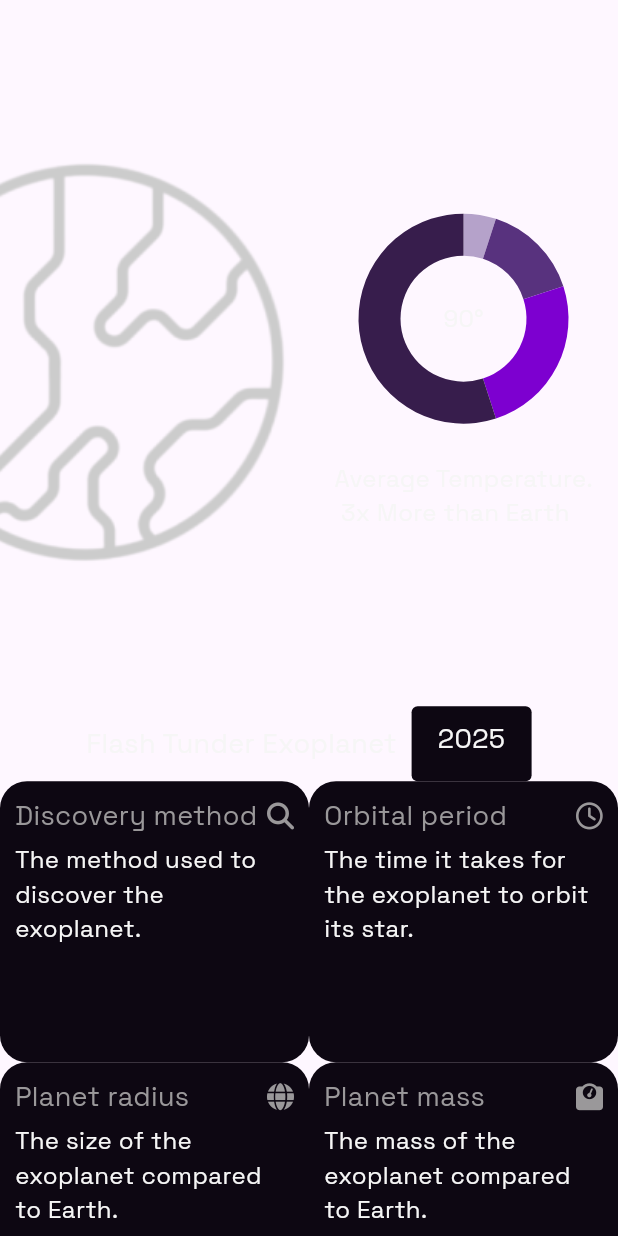
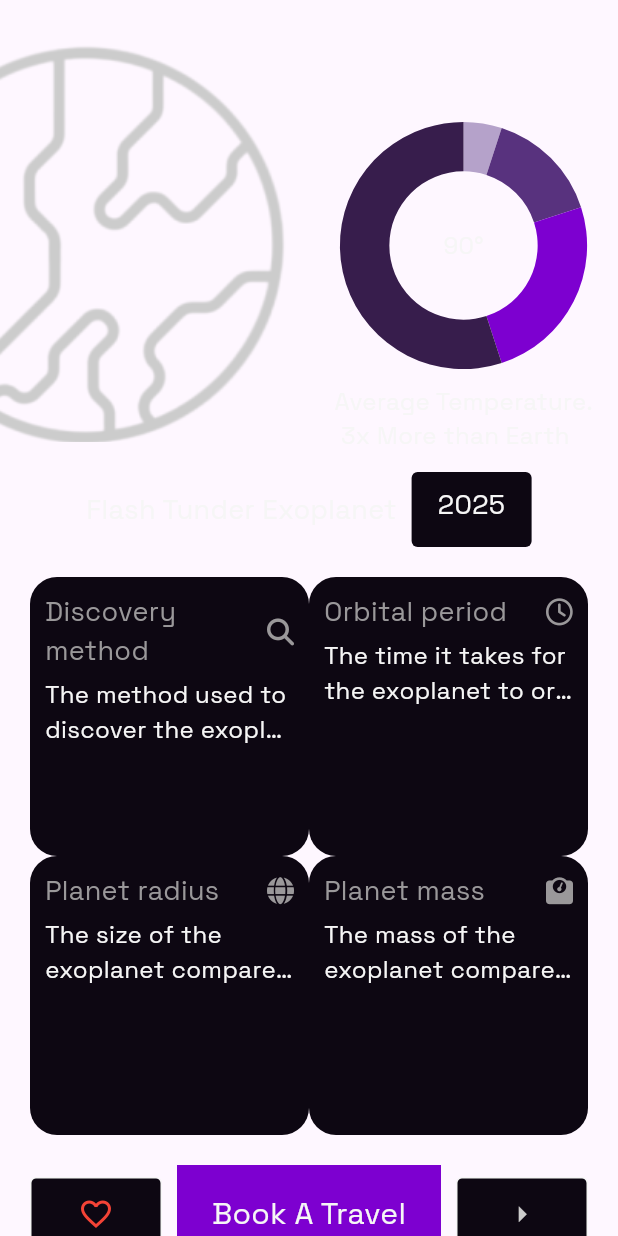
Before and after one commit to Paz1Ws/ExoView, a Flutter app: the ExoplanetDetails widget shown alone on an empty page, opened directly, on a phone screen of 412 x 824 dp. Run offline on Flutter 3.47's test engine with Material 3 defaults, Android fonts, the phone set to English and light mode, and no system bars; our stand-ins replace animate_do, animated_text_kit, dots_indicator, font_awesome_flutter, google_fonts, lottie and 1 more; missing offline and left inert: glowy_borders, model_viewer_plus.

Commit message:
✨ Exoplanets Details Screen Made

```diff
--- a/lib/main.dart
+++ b/lib/main.dart
@@ -1,10 +1,8 @@
 import 'package:flutter/material.dart';
-
 import 'presentation/screens/onboarding/splash_screen.dart';
 
 void main() {
   WidgetsFlutterBinding.ensureInitialized();
-
   runApp(const MyApp());
 }
 
--- a/lib/presentation/screens/home/screens/exoplanet/screens/exoplanet_details.dart
+++ b/lib/presentation/screens/home/screens/exoplanet/screens/exoplanet_details.dart
@@ -1,7 +1,5 @@
 import 'package:flutter/material.dart';
-import 'package:font_awesome_flutter/font_awesome_flutter.dart';
 import 'package:myapp/config/theme/theme.dart';
-import 'package:myapp/data/data.dart';
 import 'package:myapp/presentation/widgets/widgets.dart';
 
 import 'package:syncfusion_flutter_charts/charts.dart';
@@ -33,9 +31,10 @@ class ExoplanetDetails extends StatelessWidget {
     final size = MediaQuery.sizeOf(context);
     return SingleChildScrollView(
       child: Column(
-        crossAxisAlignment: CrossAxisAlignment.start,
-        mainAxisAlignment: MainAxisAlignment.spaceEvenly,
         children: [
+          const SizedBox(
+            height: 20,
+          ),
           Row(
             crossAxisAlignment: CrossAxisAlignment.center,
             children: [
@@ -52,9 +51,9 @@ class ExoplanetDetails extends StatelessWidget {
                         child: FittedBox(
                           child: Image.asset(
                             (defaultPlanets..shuffle()).first,
-                            width: size.width / 3,
-                            height: size.height / 3.5,
-                            fit: BoxFit.fitWidth,
+                            width: size.width / 2,
+                            height: size.height / 4,
+                            fit: BoxFit.cover,
                             color: AppColors.lightGray,
                           ),
                         ),
@@ -63,7 +62,8 @@ class ExoplanetDetails extends StatelessWidget {
               Expanded(
                 flex: 1,
                 child: Padding(
-                  padding: EdgeInsets.only(right: size.width / 6),
+                  padding: EdgeInsets.only(
+                      right: size.width / 6, top: size.height / 12),
                   child: FittedBox(
                     fit: BoxFit.none,
                     child: Column(
@@ -75,29 +75,35 @@ class ExoplanetDetails extends StatelessWidget {
                               '90°',
                               style: AppFonts.spaceGrotesk16,
                             ),
-                            SfCircularChart(series: <CircularSeries>[
+                            SizedBox(
+                              width: size.width / 2.5,
+                              height: size.width / 2.5,
+                              child: SfCircularChart(
+                                  margin: EdgeInsets.zero,
+                                  series: <CircularSeries>[
                                     // Renders doughnut chart
                                     DoughnutSeries<ChartData, String>(
                                         dataSource: chartData,
                                         startAngle: 360,
                                         endAngle: -360,
                                         innerRadius: '60%',
-                                  radius: '50%',
+                                        radius: '100%',
                                         pointColorMapper: (ChartData data, _) =>
                                             data.color,
                                         xValueMapper: (ChartData data, _) =>
                                             data.y.toString(),
-                                  yValueMapper: (ChartData data, _) => data.y)
+                                        yValueMapper: (ChartData data, _) =>
+                                            data.y)
                                   ]),
+                            ),
                           ],
                         ),
-                        Transform(
-                          transform: Matrix4.identity()
-                            ..translate(0.0, -size.height / 15, 0.0),
-                          child: Text(
+                        const SizedBox(
+                          height: 10,
+                        ),
+                        Text(
                           'Average Temperature.\n 3x More than Earth',
                           style: AppFonts.spaceGrotesk16,
-                          ),
                         ),
                       ],
                     ),
@@ -105,6 +111,9 @@ class ExoplanetDetails extends StatelessWidget {
                 ),
               )
             ],
+          ),
+          const SizedBox(
+            height: 20,
           ),
           Row(
             mainAxisAlignment: MainAxisAlignment.center,
@@ -125,14 +134,26 @@ class ExoplanetDetails extends StatelessWidget {
               )
             ],
           ),
+          const SizedBox(
+            height: 20,
+          ),
+          Padding(
+            padding: const EdgeInsets.symmetric(horizontal: 20),
+            child: Column(
+              children: [
                 ExoplanetFeaturesWrap(
                     // exoplanet: exoplanet,
+                    ),
+                const SizedBox(
+                  height: 20,
                 ),
                 Row(
                   children: [
                     Expanded(
                       child: WhiteBorderContainer(
                           withAnimation: false,
+                          width: 50,
+                          height: 50,
                           widget: IconButton(
                             icon: const Icon(
                               Icons.favorite_border,
@@ -142,17 +163,20 @@ class ExoplanetDetails extends StatelessWidget {
                           )),
                     ),
                     const SizedBox(
-                height: 10,
+                      width: 10,
                     ),
                     Expanded(
                         flex: 2,
-                  child: PurpleButton(text: 'Book A Travel', onTap: () {})),
+                        child:
+                            PurpleButton(text: 'Book A Travel', onTap: () {})),
                     const SizedBox(
-                height: 10,
+                      width: 10,
                     ),
                     Expanded(
                       child: WhiteBorderContainer(
                           withAnimation: false,
+                          width: 50,
+                          height: 50,
                           widget: IconButton(
                             icon: const Icon(
                               Icons.arrow_right,
@@ -163,6 +187,9 @@ class ExoplanetDetails extends StatelessWidget {
                           )),
                     )
                   ],
+                ),
+              ],
+            ),
           ),
           const SizedBox(
             height: 20,
--- a/lib/presentation/screens/home/screens/exoplanet/screens/space_ship_view.dart
+++ b/lib/presentation/screens/home/screens/exoplanet/screens/space_ship_view.dart
@@ -6,7 +6,7 @@ import 'package:myapp/presentation/widgets/widgets.dart';
 
 class SpaceShipView extends StatelessWidget {
   final String? model3D;
-  SpaceShipView({
+  const SpaceShipView({
     super.key,
     this.model3D,
   });
--- a/lib/presentation/screens/home/screens/home_view_controller.dart
+++ b/lib/presentation/screens/home/screens/home_view_controller.dart
@@ -14,9 +14,10 @@ class _HomeViewControllerState extends State<HomeViewController> {
   final PageController _pageController = PageController();
   int _selectedIndex = 0;
   final List<Widget> pages = [
-    const HomeView(),
-    ExoplanetDetails(),
-    SpaceShipView(),
+    //const HomeView(),
+    //ExoplanetDetails(),
+    //ExExoplanetShow(),
+    const SpaceShipView(),
   ];
 
   void _onItemTapped(int index) {
--- a/lib/presentation/widgets/home/exoplanets/exoplanet_features_card.dart
+++ b/lib/presentation/widgets/home/exoplanets/exoplanet_features_card.dart
@@ -20,6 +20,7 @@ class ExoplanetFeaturesCard extends StatelessWidget {
   Widget build(BuildContext context) {
     return AnimatedGradientBorder(
       borderSize: 1,
+      glowSize: 1,
       stretchAlongAxis: true,
       animationTime: 3,
       animationProgress: 5,
@@ -28,9 +29,7 @@ class ExoplanetFeaturesCard extends StatelessWidget {
         AppColors.dark,
         AppColors.veryLightGray,
       ],
-      child: LayoutBuilder(
-        builder: (context, constraints) {
-          return Container(
+      child: Container(
         padding: const EdgeInsets.all(10),
         decoration: BoxDecoration(
           color: AppColors.veryDarkPurple,
@@ -63,12 +62,12 @@ class ExoplanetFeaturesCard extends StatelessWidget {
             ),
             Text(
               featuresDescription ?? 'FEATURE DESCRIPTION',
+              overflow: TextOverflow.ellipsis,
+              maxLines: 2,
               style: AppFonts.spaceGrotesk16,
             ),
           ],
         ),
-          );
-        },
       ),
     );
   }
--- a/lib/presentation/widgets/home/exoplanets/exoplanet_features_wrap.dart
+++ b/lib/presentation/widgets/home/exoplanets/exoplanet_features_wrap.dart
@@ -54,7 +54,6 @@ class ExoplanetFeaturesWrap extends StatelessWidget {
       shrinkWrap: true,
       physics: const NeverScrollableScrollPhysics(),
       gridDelegate: const SliverGridDelegateWithFixedCrossAxisCount(
-        childAspectRatio: 1.1,
         crossAxisCount: 2,
       ),
       itemCount: isShip ? shipFeatures.length : features.length,
```
Lines whose indentation alone changed are shown as unchanged.
